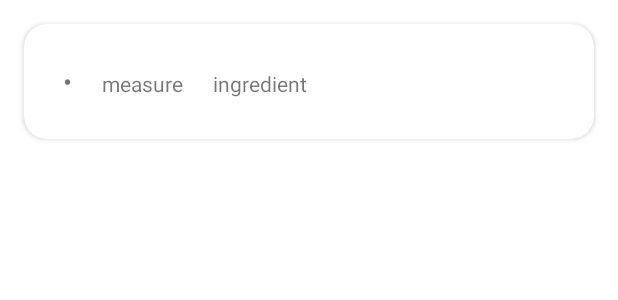
After one commit to inaki92/TheCocktailApp, an Android app: the layout ingredient_view_holder.xml on its own in the app's theme, with its tools: preview values and no code run, on a phone screen of 412 x 824 dp. The commit adds this screen. Shown: the top 300 px of the screen. Run offline under Robolectric (Android 15) with nearby library versions, the phone set to English and light mode, and no system bars.

Commit message:
Created the ingredient_view_holder.xml layout for the ingredients list

```diff
--- /dev/null
+++ b/app/src/main/res/layout/ingredient_view_holder.xml
@@ -0,0 +1,41 @@
+<?xml version="1.0" encoding="utf-8"?>
+<androidx.cardview.widget.CardView xmlns:android="http://schemas.android.com/apk/res/android"
+    android:layout_width="match_parent"
+    android:layout_height="wrap_content"
+    xmlns:app="http://schemas.android.com/apk/res-auto"
+    android:layout_margin="16dp"
+    app:cardCornerRadius="15dp"
+    android:elevation="10dp"
+    android:padding="10dp">
+
+    <LinearLayout
+        android:layout_width="match_parent"
+        android:layout_height="wrap_content"
+        android:orientation="horizontal"
+        android:layout_margin="16dp">
+
+        <TextView
+            android:id="@+id/tv_bullet"
+            android:layout_width="wrap_content"
+            android:layout_height="wrap_content"
+            android:layout_margin="10dp"
+            android:text="@string/tv_text_bullet"
+            android:textSize="18sp"/>
+
+        <TextView
+            android:id="@+id/tv_measure"
+            android:layout_width="wrap_content"
+            android:layout_height="wrap_content"
+            android:text="@string/tv_text_measure"
+            android:layout_margin="10dp"/>
+
+        <TextView
+            android:id="@+id/tv_ingredient"
+            android:layout_width="wrap_content"
+            android:layout_height="wrap_content"
+            android:text="@string/tv_text_ingredient"
+            android:layout_margin="10dp"/>
+
+    </LinearLayout>
+
+</androidx.cardview.widget.CardView>
--- a/app/src/main/res/values/strings.xml
+++ b/app/src/main/res/values/strings.xml
@@ -3,4 +3,7 @@
     <string name="tv_text_drink_name">Drink name</string>
     <string name="iv_content_description_cocktail_picture">Cocktail picture</string>
     <string name="ib_content_description_star_button">Star button</string>
+    <string name="tv_text_measure">measure</string>
+    <string name="tv_text_ingredient">ingredient</string>
+    <string name="tv_text_bullet">•</string>
 </resources>
```
